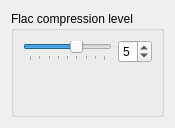
KDE/audiocd-kio, file plugins/flac/encoderflacconfig.ui: the form before one commit.
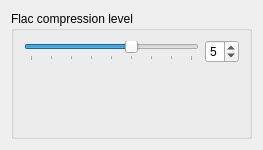
The form after the commit.

Commit message: Use FormLayouts with centered children for plugins

The edit to the form file:
```diff
--- a/plugins/flac/encoderflacconfig.ui
+++ b/plugins/flac/encoderflacconfig.ui
@@ -6,8 +6,8 @@
    <rect>
     <x>0</x>
     <y>0</y>
-    <width>175</width>
-    <height>128</height>
+    <width>263</width>
+    <height>150</height>
    </rect>
   </property>
   <layout class="QVBoxLayout" name="mainLayout">
@@ -19,11 +19,23 @@
      <property name="flat">
       <bool>true</bool>
      </property>
-     <layout class="QVBoxLayout" name="groupBoxLayout">
-      <item>
+     <layout class="QFormLayout" name="formLayout">
+      <property name="fieldGrowthPolicy">
+       <enum>QFormLayout::FieldGrowthPolicy::FieldsStayAtSizeHint</enum>
+      </property>
+      <property name="formAlignment">
+       <set>Qt::AlignmentFlag::AlignHCenter|Qt::AlignmentFlag::AlignTop</set>
+      </property>
+      <item row="0" column="0">
        <layout class="QHBoxLayout" name="groupBoxInternalLayout">
         <item>
          <widget class="QSlider" name="horizontalSlider">
+          <property name="minimumSize">
+           <size>
+            <width>175</width>
+            <height>0</height>
+           </size>
+          </property>
           <property name="maximum">
            <number>8</number>
           </property>
@@ -53,15 +65,18 @@
         </item>
        </layout>
       </item>
-      <item>
+      <item row="1" column="0">
        <spacer name="verticalSpacer">
         <property name="orientation">
          <enum>Qt::Orientation::Vertical</enum>
         </property>
+        <property name="sizeType">
+         <enum>QSizePolicy::Policy::Expanding</enum>
+        </property>
         <property name="sizeHint" stdset="0">
          <size>
           <width>20</width>
-          <height>40</height>
+          <height>0</height>
          </size>
         </property>
        </spacer>
```
Left out of the diff: 20 changed lines with no effect on the pictures. The commit also changes 3 other files.
